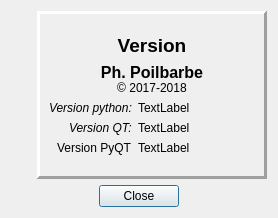
Before: the Qt Designer form src/pbregisteractivity/ui/ui_about.ui in ppoilbarbe/PBRegisterActivity, drawn with Qt 5.
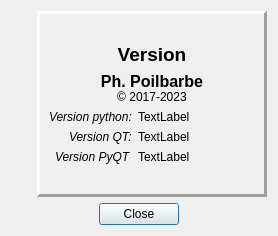
After: the same form once the commit is applied. Icons and pictures are not drawn.

```diff
--- a/src/pbregisteractivity/ui/ui_about.ui
+++ b/src/pbregisteractivity/ui/ui_about.ui
@@ -7,7 +7,7 @@
     <x>0</x>
     <y>0</y>
     <width>278</width>
-    <height>218</height>
+    <height>236</height>
    </rect>
   </property>
   <property name="windowTitle">
@@ -109,7 +109,7 @@
            </sizepolicy>
           </property>
           <property name="text">
-           <string>&lt;html&gt;&lt;head/&gt;&lt;body&gt;&lt;p align=&quot;center&quot;&gt;&lt;span style=&quot; font-size:12pt; font-weight:600;&quot;&gt;Ph. Poilbarbe&lt;/span&gt;&lt;br/&gt;© 2017-2018&lt;/p&gt;&lt;/body&gt;&lt;/html&gt;</string>
+           <string>&lt;html&gt;&lt;head/&gt;&lt;body&gt;&lt;p align=&quot;center&quot;&gt;&lt;span style=&quot; font-size:12pt; font-weight:600;&quot;&gt;Ph. Poilbarbe&lt;/span&gt;&lt;br/&gt;© 2017-2023&lt;/p&gt;&lt;/body&gt;&lt;/html&gt;</string>
           </property>
          </widget>
         </item>
@@ -149,7 +149,7 @@
           <item row="3" column="0">
            <widget class="QLabel" name="lblPyqtVersionLbl">
             <property name="text">
-             <string>Version PyQT</string>
+             <string>&lt;html&gt;&lt;head/&gt;&lt;body&gt;&lt;p&gt;&lt;span style=&quot; font-style:italic;&quot;&gt;Version PyQT&lt;/span&gt;&lt;/p&gt;&lt;/body&gt;&lt;/html&gt;</string>
             </property>
            </widget>
           </item>
```
